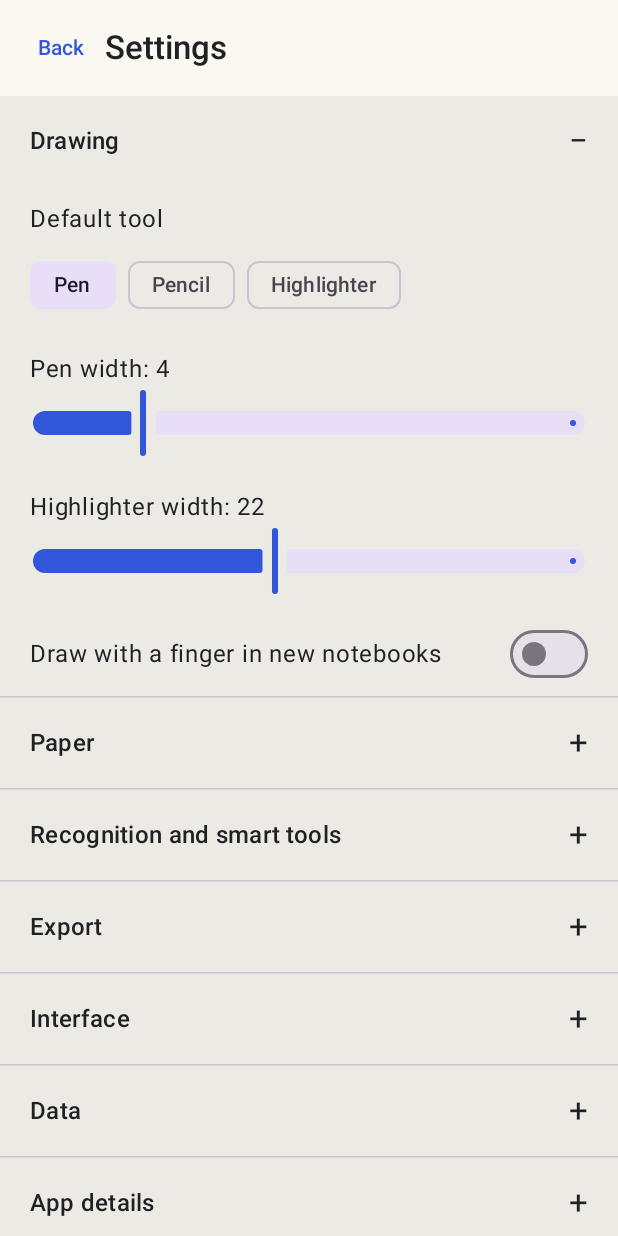
After one commit to Majkey25/SeliaSheets, an Android app built with Jetpack Compose: the composable SettingsScreen shown on its own in the app's theme, on a phone screen of 412 x 824 dp. The commit adds this screen. Run offline under Robolectric (Android 15) with nearby library versions, the light colour scheme and no system bars.

Commit message:
feat(settings): add app details and controls

```diff
--- a/app/build.gradle.kts
+++ b/app/build.gradle.kts
@@ -65,6 +65,7 @@ dependencies {
     implementation("androidx.ink:ink-storage:1.0.0")
     implementation("androidx.ink:ink-strokes:1.0.0")
     implementation("androidx.input:input-motionprediction:1.0.0")
+    implementation("androidx.datastore:datastore-preferences:1.2.1")
     implementation("androidx.room:room-ktx:2.8.4")
     implementation("androidx.room:room-runtime:2.8.4")
     implementation("androidx.compose.ui:ui:1.12.0")
--- a/app/src/main/java/cz/majkey/perko/MainActivity.kt
+++ b/app/src/main/java/cz/majkey/perko/MainActivity.kt
@@ -4,16 +4,13 @@ import android.os.Bundle
 import androidx.activity.ComponentActivity
 import androidx.activity.compose.setContent
 import androidx.activity.enableEdgeToEdge
-import cz.majkey.perko.ui.PerkoTheme
 
 class MainActivity : ComponentActivity() {
     override fun onCreate(savedInstanceState: Bundle?) {
         super.onCreate(savedInstanceState)
         enableEdgeToEdge()
         setContent {
-            PerkoTheme {
-                PerkoApp()
-            }
+            PerkoApp()
         }
     }
 }
--- /dev/null
+++ b/app/src/main/java/cz/majkey/perko/settings/AppSettings.kt
@@ -0,0 +1,27 @@
+package cz.majkey.perko.settings
+
+import cz.majkey.perko.data.PageOrientation
+import cz.majkey.perko.data.PaperTemplate
+
+internal enum class DefaultTool { PEN, PENCIL, HIGHLIGHTER }
+
+internal enum class AppTheme { SYSTEM, LIGHT, DARK }
+
+internal data class AppSettings(
+    val defaultTool: DefaultTool = DefaultTool.PEN,
+    val penWidth: Float = 4f,
+    val highlighterWidth: Float = 22f,
+    val fingerDrawing: Boolean = false,
+    val defaultPaper: PaperTemplate = PaperTemplate.RULED,
+    val defaultOrientation: PageOrientation = PageOrientation.PORTRAIT,
+    val theme: AppTheme = AppTheme.SYSTEM,
+    val pageTransition: Boolean = true,
+) {
+    fun validated(): AppSettings =
+        copy(
+            penWidth = penWidth.coerceIn(2f, 12f),
+            highlighterWidth = highlighterWidth.coerceIn(8f, 40f),
+        )
+}
+
+internal const val SUPPORT_URL = "https://www.buymeacoffee.com/majkey"
--- /dev/null
+++ b/app/src/main/java/cz/majkey/perko/settings/SettingsScreen.kt
@@ -0,0 +1,295 @@
+package cz.majkey.perko.settings
+
+import androidx.compose.foundation.clickable
+import androidx.compose.foundation.layout.Arrangement
+import androidx.compose.foundation.layout.Column
+import androidx.compose.foundation.layout.FlowRow
+import androidx.compose.foundation.layout.Row
+import androidx.compose.foundation.layout.WindowInsets
+import androidx.compose.foundation.layout.fillMaxSize
+import androidx.compose.foundation.layout.fillMaxWidth
+import androidx.compose.foundation.layout.heightIn
+import androidx.compose.foundation.layout.padding
+import androidx.compose.foundation.layout.safeDrawing
+import androidx.compose.foundation.lazy.LazyColumn
+import androidx.compose.material3.FilterChip
+import androidx.compose.material3.HorizontalDivider
+import androidx.compose.material3.MaterialTheme
+import androidx.compose.material3.Scaffold
+import androidx.compose.material3.Slider
+import androidx.compose.material3.Surface
+import androidx.compose.material3.Switch
+import androidx.compose.material3.Text
+import androidx.compose.material3.TextButton
+import androidx.compose.runtime.Composable
+import androidx.compose.runtime.getValue
+import androidx.compose.runtime.mutableFloatStateOf
+import androidx.compose.runtime.mutableStateOf
+import androidx.compose.runtime.produceState
+import androidx.compose.runtime.remember
+import androidx.compose.runtime.setValue
+import androidx.compose.runtime.saveable.rememberSaveable
+import androidx.compose.ui.Alignment
+import androidx.compose.ui.Modifier
+import androidx.compose.ui.platform.LocalContext
+import androidx.compose.ui.res.stringResource
+import androidx.compose.ui.text.font.FontWeight
+import androidx.compose.ui.unit.dp
+import cz.majkey.perko.R
+import cz.majkey.perko.data.PageOrientation
+import cz.majkey.perko.data.PaperTemplate
+import kotlinx.coroutines.Dispatchers
+import kotlinx.coroutines.withContext
+
+@Composable
+internal fun SettingsScreen(
+    settings: AppSettings,
+    onUpdate: (AppSettings) -> Unit,
+    onClose: () -> Unit,
+) {
+    Scaffold(
+        contentWindowInsets = WindowInsets.safeDrawing,
+        topBar = {
+            Surface(color = MaterialTheme.colorScheme.surface) {
+                Row(
+                    modifier = Modifier.fillMaxWidth().heightIn(min = 64.dp).padding(horizontal = 12.dp),
+                    verticalAlignment = Alignment.CenterVertically,
+                ) {
+                    TextButton(onClick = onClose) { Text(stringResource(R.string.back)) }
+                    Text(
+                        stringResource(R.string.settings),
+                        style = MaterialTheme.typography.titleLarge,
+                        fontWeight = FontWeight.SemiBold,
+                    )
+                }
+            }
+        },
+    ) { padding ->
+        LazyColumn(Modifier.fillMaxSize().padding(padding)) {
+            item {
+                SettingsGroup(stringResource(R.string.settings_drawing), initiallyExpanded = true) {
+                    ChoiceSetting(
+                        label = stringResource(R.string.default_tool),
+                        values = DefaultTool.entries,
+                        selected = settings.defaultTool,
+                        valueLabel = { defaultToolLabel(it) },
+                        onSelect = { onUpdate(settings.copy(defaultTool = it)) },
+                    )
+                    SliderSetting(
+                        stringResource(R.string.pen_width),
+                        settings.penWidth,
+                        2f..12f,
+                    ) { onUpdate(settings.copy(penWidth = it)) }
+                    SliderSetting(
+                        stringResource(R.string.highlighter_width),
+                        settings.highlighterWidth,
+                        8f..40f,
+                    ) { onUpdate(settings.copy(highlighterWidth = it)) }
+                    SwitchSetting(
+                        stringResource(R.string.default_finger_drawing),
+                        settings.fingerDrawing,
+                    ) { onUpdate(settings.copy(fingerDrawing = it)) }
+                }
+            }
+            item {
+                SettingsGroup(stringResource(R.string.settings_paper)) {
+                    ChoiceSetting(
+                        label = stringResource(R.string.default_paper),
+                        values = PaperTemplate.entries,
+                        selected = settings.defaultPaper,
+                        valueLabel = { paperLabel(it) },
+                        onSelect = { onUpdate(settings.copy(defaultPaper = it)) },
+                    )
+                    ChoiceSetting(
+                        label = stringResource(R.string.default_orientation),
+                        values = PageOrientation.entries,
+                        selected = settings.defaultOrientation,
+                        valueLabel = {
+                            stringResource(
+                                if (it == PageOrientation.PORTRAIT) R.string.portrait else R.string.landscape,
+                            )
+                        },
+                        onSelect = { onUpdate(settings.copy(defaultOrientation = it)) },
+                    )
+                }
+            }
+            item {
+                SettingsGroup(stringResource(R.string.settings_recognition)) {
+                    InfoText(stringResource(R.string.recognition_details))
+                }
+            }
+            item {
+                SettingsGroup(stringResource(R.string.settings_export)) {
+                    InfoText(stringResource(R.string.export_details))
+                }
+            }
+            item {
+                SettingsGroup(stringResource(R.string.settings_interface)) {
+                    ChoiceSetting(
+                        label = stringResource(R.string.theme),
+                        values = AppTheme.entries,
+                        selected = settings.theme,
+                        valueLabel = { themeLabel(it) },
+                        onSelect = { onUpdate(settings.copy(theme = it)) },
+                    )
+                    SwitchSetting(
+                        stringResource(R.string.page_transition),
+                        settings.pageTransition,
+                    ) { onUpdate(settings.copy(pageTransition = it)) }
+                }
+            }
+            item {
+                SettingsGroup(stringResource(R.string.settings_data)) {
+                    StorageUsage()
+                    InfoText(stringResource(R.string.autosave_details))
+                }
+            }
+            item {
+                SettingsGroup(stringResource(R.string.app_details)) {
+                    AppDetailsSection()
+                }
+            }
+        }
+    }
+}
+
+@Composable
+private fun SettingsGroup(
+    title: String,
+    initiallyExpanded: Boolean = false,
+    content: @Composable () -> Unit,
+) {
+    var expanded by rememberSaveable(title) { mutableStateOf(initiallyExpanded) }
+    Column {
+        Row(
+            modifier =
+                Modifier.fillMaxWidth().heightIn(min = 60.dp).clickable { expanded = !expanded }
+                    .padding(horizontal = 20.dp),
+            verticalAlignment = Alignment.CenterVertically,
+        ) {
+            Text(title, style = MaterialTheme.typography.titleMedium, modifier = Modifier.weight(1f))
+            Text(
+                stringResource(if (expanded) R.string.collapse_group else R.string.expand_group),
+                style = MaterialTheme.typography.titleLarge,
+            )
+        }
+        if (expanded) content()
+        HorizontalDivider()
+    }
+}
+
+@Composable
+private fun <T> ChoiceSetting(
+    label: String,
+    values: List<T>,
+    selected: T,
+    valueLabel: @Composable (T) -> String,
+    onSelect: (T) -> Unit,
+) {
+    Column(
+        modifier = Modifier.fillMaxWidth().padding(horizontal = 20.dp, vertical = 10.dp),
+        verticalArrangement = Arrangement.spacedBy(8.dp),
+    ) {
+        Text(label, style = MaterialTheme.typography.bodyLarge)
+        FlowRow(horizontalArrangement = Arrangement.spacedBy(8.dp)) {
+            values.forEach { value ->
+                FilterChip(
+                    selected = value == selected,
+                    onClick = { onSelect(value) },
+                    label = { Text(valueLabel(value)) },
+                )
+            }
+        }
+    }
+}
+
+@Composable
+private fun SliderSetting(label: String, value: Float, range: ClosedFloatingPointRange<Float>, onChange: (Float) -> Unit) {
+    var sliderValue by remember(value) { mutableFloatStateOf(value) }
+    Column(Modifier.fillMaxWidth().padding(horizontal = 20.dp, vertical = 10.dp)) {
+        Text(stringResource(R.string.setting_value, label, sliderValue.toInt()))
+        Slider(
+            value = sliderValue,
+            onValueChange = { sliderValue = it },
+            onValueChangeFinished = { onChange(sliderValue) },
+            valueRange = range,
+        )
+    }
+}
+
+@Composable
+private fun SwitchSetting(label: String, checked: Boolean, onChange: (Boolean) -> Unit) {
+    Row(
+        modifier = Modifier.fillMaxWidth().heightIn(min = 56.dp).padding(horizontal = 20.dp),
+        verticalAlignment = Alignment.CenterVertically,
+    ) {
+        Text(label, modifier = Modifier.weight(1f))
+        Switch(checked = checked, onCheckedChange = onChange)
+    }
+}
+
+@Composable
+private fun InfoText(value: String) {
+    Text(
+        value,
+        style = MaterialTheme.typography.bodyMedium,
+        color = MaterialTheme.colorScheme.onSurfaceVariant,
+        modifier = Modifier.fillMaxWidth().padding(horizontal = 20.dp, vertical = 12.dp),
+    )
+}
+
+@Composable
+private fun StorageUsage() {
+    val context = LocalContext.current
+    val bytes by
+        produceState(0L, context) {
+            value =
+                withContext(Dispatchers.IO) {
+                    context.filesDir.walkTopDown().filter { it.isFile }.sumOf { it.length() } +
+                        listOf("perko.db", "perko.db-wal", "perko.db-shm")
+                            .sumOf { context.getDatabasePath(it).takeIf(java.io.File::isFile)?.length() ?: 0L }
+                }
+        }
+    Text(
+        stringResource(R.string.storage_usage, readableBytes(bytes)),
+        modifier = Modifier.fillMaxWidth().padding(horizontal = 20.dp, vertical = 12.dp),
+    )
+}
+
+private fun readableBytes(bytes: Long): String =
+    when {
+        bytes >= 1024 * 1024 -> "%.1f MB".format(bytes / (1024f * 1024f))
+        bytes >= 1024 -> "%.1f KB".format(bytes / 1024f)
+        else -> "$bytes B"
+    }
+
+@Composable
+private fun defaultToolLabel(value: DefaultTool): String =
+    stringResource(
+        when (value) {
+            DefaultTool.PEN -> R.string.tool_pen
+            DefaultTool.PENCIL -> R.string.tool_pencil
+            DefaultTool.HIGHLIGHTER -> R.string.tool_highlighter
+        },
+    )
+
+@Composable
+private fun paperLabel(value: PaperTemplate): String =
+    stringResource(
+        when (value) {
+            PaperTemplate.BLANK -> R.string.paper_blank
+            PaperTemplate.RULED -> R.string.paper_ruled
+            PaperTemplate.GRID -> R.string.paper_grid
+            PaperTemplate.DOT -> R.string.paper_dot
+        },
+    )
+
+@Composable
+private fun themeLabel(value: AppTheme): String =
+    stringResource(
+        when (value) {
+            AppTheme.SYSTEM -> R.string.theme_system
+            AppTheme.LIGHT -> R.string.theme_light
+            AppTheme.DARK -> R.string.theme_dark
+        },
+    )
--- a/app/src/main/res/values/strings.xml
+++ b/app/src/main/res/values/strings.xml
@@ -83,4 +83,37 @@
     <string name="invalid_expression">Enter a valid arithmetic expression.</string>
     <string name="calculate">Calculate</string>
     <string name="export_pdf">Export PDF</string>
+    <string name="settings">Settings</string>
+    <string name="settings_drawing">Drawing</string>
+    <string name="settings_paper">Paper</string>
+    <string name="settings_recognition">Recognition and smart tools</string>
+    <string name="settings_export">Export</string>
+    <string name="settings_interface">Interface</string>
+    <string name="settings_data">Data</string>
+    <string name="app_details">App details</string>
+    <string name="default_tool">Default tool</string>
+    <string name="pen_width">Pen width</string>
+    <string name="highlighter_width">Highlighter width</string>
+    <string name="default_finger_drawing">Draw with a finger in new notebooks</string>
+    <string name="default_paper">Default paper</string>
+    <string name="default_orientation">Default orientation</string>
+    <string name="recognition_details">Straight-line detection, shape cleanup, and arithmetic run locally. No note content is uploaded.</string>
+    <string name="export_details">PDF export includes every page, paper, ink, text, images, shapes, and math blocks.</string>
+    <string name="theme">Theme</string>
+    <string name="theme_system">System</string>
+    <string name="theme_light">Light</string>
+    <string name="theme_dark">Dark</string>
+    <string name="page_transition">Animated page transition</string>
+    <string name="autosave_details">Autosave is always enabled. Notebooks and imported images stay in private app storage.</string>
+    <string name="storage_usage">Storage used: %1$s</string>
+    <string name="version_name">Version %1$s</string>
+    <string name="offline_disclosure">Péřko works without an account. Notes remain on this device unless you explicitly export them.</string>
+    <string name="privacy_policy">Privacy policy</string>
+    <string name="source_code">Source code</string>
+    <string name="third_party_notices">Built with Jetpack Compose, Room, DataStore, and AndroidX Ink. Apache-2.0 project license.</string>
+    <string name="support_perko">Support this app → Buy Me a Coffee</string>
+    <string name="support_notice">Thank you for supporting this app. This opens Buy Me a Coffee.</string>
+    <string name="setting_value">%1$s: %2$d</string>
+    <string name="expand_group">+</string>
+    <string name="collapse_group">−</string>
 </resources>
```
Also changed, not shown: app/src/main/java/cz/majkey/perko/PerkoApp.kt (+49 -8 lines), app/src/main/java/cz/majkey/perko/editor/EditorScreen.kt (+32 -5 lines), app/src/main/java/cz/majkey/perko/editor/EditorViewModel.kt (+6 -2 lines), app/src/main/java/cz/majkey/perko/editor/PageCanvas.kt (+25 -10 lines), app/src/main/java/cz/majkey/perko/library/CreateNotebookDialog.kt (+6 -3 lines), app/src/main/java/cz/majkey/perko/library/LibraryScreen.kt (+7 -0 lines), app/src/main/java/cz/majkey/perko/settings/AppDetailsSection.kt (added, +82 -0 lines), app/src/main/java/cz/majkey/perko/settings/SettingsRepository.kt (added, +83 -0 lines), app/src/main/res/drawable/ic_coffee.xml (added, +13 -0 lines), 3 other files.
